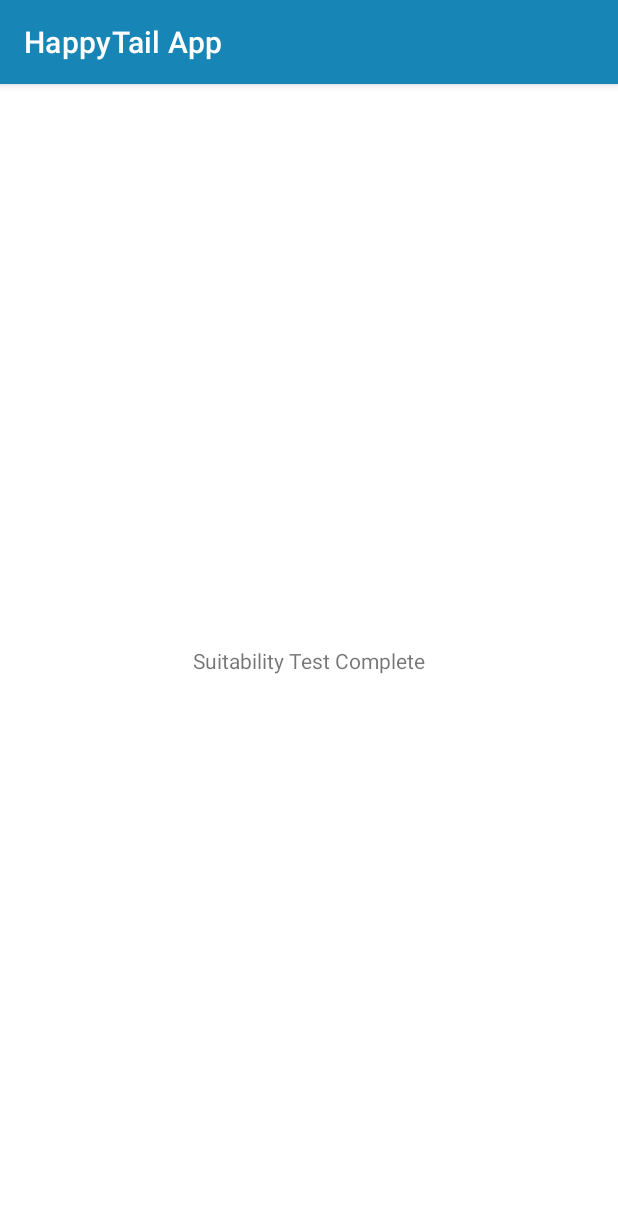
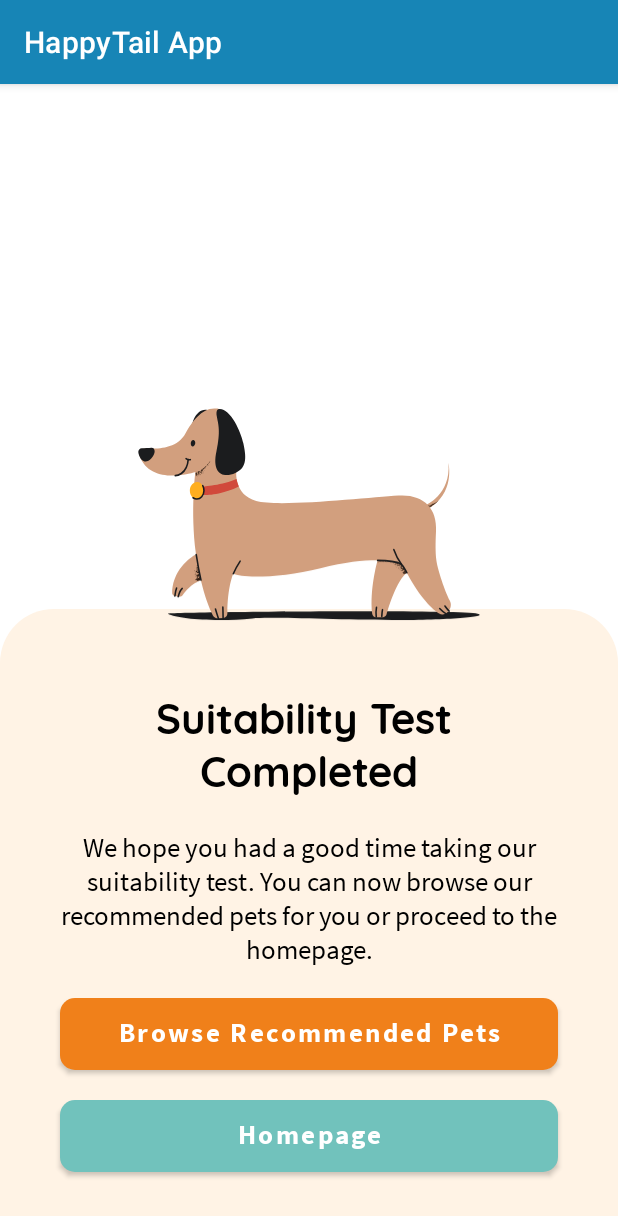
Before and after one commit to alyssaariasss/happytail-app, an Android app: the TestComplete screen opened directly, with no data from a screen before it, on a phone screen of 412 x 824 dp. Shown: the top 1216 px of the screen. Run offline under Robolectric (Android 15) with nearby library versions, the phone set to English and light mode, and no system bars.

Commit message:
added suitability test completed page

```diff
--- a/app/src/main/AndroidManifest.xml
+++ b/app/src/main/AndroidManifest.xml
@@ -12,6 +12,14 @@
         android:supportsRtl="true"
         android:theme="@style/Theme.HappyTailApp"
         tools:targetApi="31">
+        <activity
+            android:name=".RecommendedPets"
+            android:exported="false"
+            android:theme="@style/Theme.Design.NoActionBar">
+            <meta-data
+                android:name="android.app.lib_name"
+                android:value="" />
+        </activity>
         <activity
             android:name=".TestComplete"
             android:exported="false">
--- /dev/null
+++ b/app/src/main/java/com/example/happytailapp/RecommendedPets.java
@@ -0,0 +1,14 @@
+package com.example.happytailapp;
+
+import androidx.appcompat.app.AppCompatActivity;
+
+import android.os.Bundle;
+
+public class RecommendedPets extends AppCompatActivity {
+
+    @Override
+    protected void onCreate(Bundle savedInstanceState) {
+        super.onCreate(savedInstanceState);
+        setContentView(R.layout.activity_recommended_pets);
+    }
+}
--- a/app/src/main/java/com/example/happytailapp/SuitabilityTest.java
+++ b/app/src/main/java/com/example/happytailapp/SuitabilityTest.java
@@ -67,7 +67,6 @@ public class SuitabilityTest extends AppCompatActivity {
                         finish();
                     }
                 }
-
             }
         });
 
--- a/app/src/main/java/com/example/happytailapp/TestComplete.java
+++ b/app/src/main/java/com/example/happytailapp/TestComplete.java
@@ -2,13 +2,38 @@ package com.example.happytailapp;
 
 import androidx.appcompat.app.AppCompatActivity;
 
+import android.content.Intent;
 import android.os.Bundle;
+import android.view.View;
+import android.widget.Button;
 
 public class TestComplete extends AppCompatActivity {
+    Button recoBtn, homeBtn;
 
     @Override
     protected void onCreate(Bundle savedInstanceState) {
         super.onCreate(savedInstanceState);
         setContentView(R.layout.activity_test_complete);
+
+        recoBtn = findViewById(R.id.recommendedButton);
+        homeBtn = findViewById(R.id.homepageButton);
+
+        recoBtn.setOnClickListener(new View.OnClickListener() {
+            @Override
+            public void onClick(View view) {
+                Intent intent = new Intent(TestComplete.this, RecommendedPets.class);
+                startActivity(intent);
+                finish();
+            }
+        });
+
+        homeBtn.setOnClickListener(new View.OnClickListener() {
+            @Override
+            public void onClick(View view) {
+                Intent intent = new Intent(TestComplete.this, Home.class);
+                startActivity(intent);
+                finish();
+            }
+        });
     }
 }
--- a/app/src/main/res/layout/activity_onboarding.xml
+++ b/app/src/main/res/layout/activity_onboarding.xml
@@ -20,7 +20,7 @@
         app:layout_constraintTop_toTopOf="parent"
         tools:ignore="SpeakableTextPresentCheck" />
 
-    <ImageView
+    <View
         android:id="@+id/imageView"
         android:layout_width="match_parent"
         android:layout_height="match_parent"
--- /dev/null
+++ b/app/src/main/res/layout/activity_recommended_pets.xml
@@ -0,0 +1,18 @@
+<?xml version="1.0" encoding="utf-8"?>
+<androidx.constraintlayout.widget.ConstraintLayout xmlns:android="http://schemas.android.com/apk/res/android"
+    xmlns:app="http://schemas.android.com/apk/res-auto"
+    xmlns:tools="http://schemas.android.com/tools"
+    android:layout_width="match_parent"
+    android:layout_height="match_parent"
+    tools:context=".RecommendedPets">
+
+    <TextView
+        android:id="@+id/textView5"
+        android:layout_width="wrap_content"
+        android:layout_height="wrap_content"
+        android:text="Recommended Pets"
+        app:layout_constraintBottom_toBottomOf="parent"
+        app:layout_constraintEnd_toEndOf="parent"
+        app:layout_constraintStart_toStartOf="parent"
+        app:layout_constraintTop_toTopOf="parent" />
+</androidx.constraintlayout.widget.ConstraintLayout>
--- a/app/src/main/res/layout/activity_test_complete.xml
+++ b/app/src/main/res/layout/activity_test_complete.xml
@@ -4,15 +4,94 @@
     xmlns:tools="http://schemas.android.com/tools"
     android:layout_width="match_parent"
     android:layout_height="match_parent"
+    android:background="@color/white"
     tools:context=".TestComplete">
+
+    <View
+        android:id="@+id/view2"
+        android:layout_width="match_parent"
+        android:layout_height="0dp"
+        android:layout_marginTop="350dp"
+        android:background="@drawable/half_rectangle"
+        app:layout_constraintStart_toStartOf="parent"
+        app:layout_constraintTop_toTopOf="parent" />
 
     <TextView
         android:id="@+id/textView3"
-        android:layout_width="wrap_content"
+        android:layout_width="match_parent"
         android:layout_height="wrap_content"
-        android:text="Suitability Test Complete"
-        app:layout_constraintBottom_toBottomOf="parent"
+        android:fontFamily="@font/quicksand_bold"
+        android:text="@string/suitability_test_completed"
+        android:textAlignment="center"
+        android:textColor="@color/black"
+        android:textSize="28sp"
+        android:layout_marginTop="50dp"
         app:layout_constraintEnd_toEndOf="parent"
         app:layout_constraintStart_toStartOf="parent"
-        app:layout_constraintTop_toTopOf="parent" />
+        app:layout_constraintTop_toTopOf="@+id/view2" />
+
+    <TextView
+        android:id="@+id/textView4"
+        android:layout_width="match_parent"
+        android:layout_height="wrap_content"
+        android:fontFamily="@font/sourcesanspro_regular"
+        android:text="@string/proceed_to_the_homepage"
+        android:textAlignment="center"
+        android:textColor="@color/black"
+        android:textSize="18sp"
+        android:layout_marginTop="20dp"
+        android:layout_marginStart="40dp"
+        android:layout_marginEnd="40dp"
+        app:layout_constraintEnd_toEndOf="parent"
+        app:layout_constraintStart_toStartOf="parent"
+        app:layout_constraintTop_toBottomOf="@+id/textView3" />
+
+    <Button
+        android:id="@+id/recommendedButton"
+        android:layout_width="match_parent"
+        android:layout_height="48dp"
+        android:layout_marginStart="40dp"
+        android:layout_marginTop="20dp"
+        android:layout_marginEnd="40dp"
+        android:background="@drawable/round_rectangle_button"
+        android:fontFamily="@font/sourcesanspro_bold"
+        android:text="@string/browse_recommended_pets"
+        android:textAllCaps="false"
+        android:textColor="@color/white"
+        android:textSize="18sp"
+        app:backgroundTint="@color/accent_orange"
+        app:layout_constraintEnd_toEndOf="parent"
+        app:layout_constraintStart_toStartOf="parent"
+        app:layout_constraintTop_toBottomOf="@+id/textView4" />
+
+    <Button
+        android:id="@+id/homepageButton"
+        android:layout_width="match_parent"
+        android:layout_height="48dp"
+        android:layout_marginStart="40dp"
+        android:layout_marginTop="20dp"
+        android:layout_marginEnd="40dp"
+        android:background="@drawable/round_rectangle_button"
+        android:fontFamily="@font/sourcesanspro_bold"
+        android:text="@string/homepage"
+        android:textAllCaps="false"
+        android:textColor="@color/white"
+        android:textSize="18sp"
+        app:backgroundTint="@color/secondary_teal"
+        app:layout_constraintEnd_toEndOf="parent"
+        app:layout_constraintStart_toStartOf="parent"
+        app:layout_constraintTop_toBottomOf="@+id/recommendedButton" />
+
+    <RelativeLayout
+        android:id="@+id/relativeLayout"
+        android:layout_width="match_parent"
+        android:layout_height="wrap_content"
+        app:layout_constraintBottom_toBottomOf="@+id/textView3">
+
+        <ImageView
+            android:id="@+id/imageView3"
+            android:layout_width="match_parent"
+            android:layout_height="380dp"
+            android:src="@drawable/animal_dog8" />
+    </RelativeLayout>
 </androidx.constraintlayout.widget.ConstraintLayout>
--- a/app/src/main/res/values/strings.xml
+++ b/app/src/main/res/values/strings.xml
@@ -31,4 +31,8 @@
     <string name="choice3">8-10 hours</string>
     <string name="choice4">10+ hours</string>
     <string name="complete">Complete</string>
+    <string name="suitability_test_completed">Suitability Test \nCompleted</string>
+    <string name="proceed_to_the_homepage">We hope you had a good time taking our suitability test. You can now browse our recommended pets for you or proceed to the homepage.</string>
+    <string name="browse_recommended_pets">Browse Recommended Pets</string>
+    <string name="homepage">Homepage</string>
 </resources>
```
